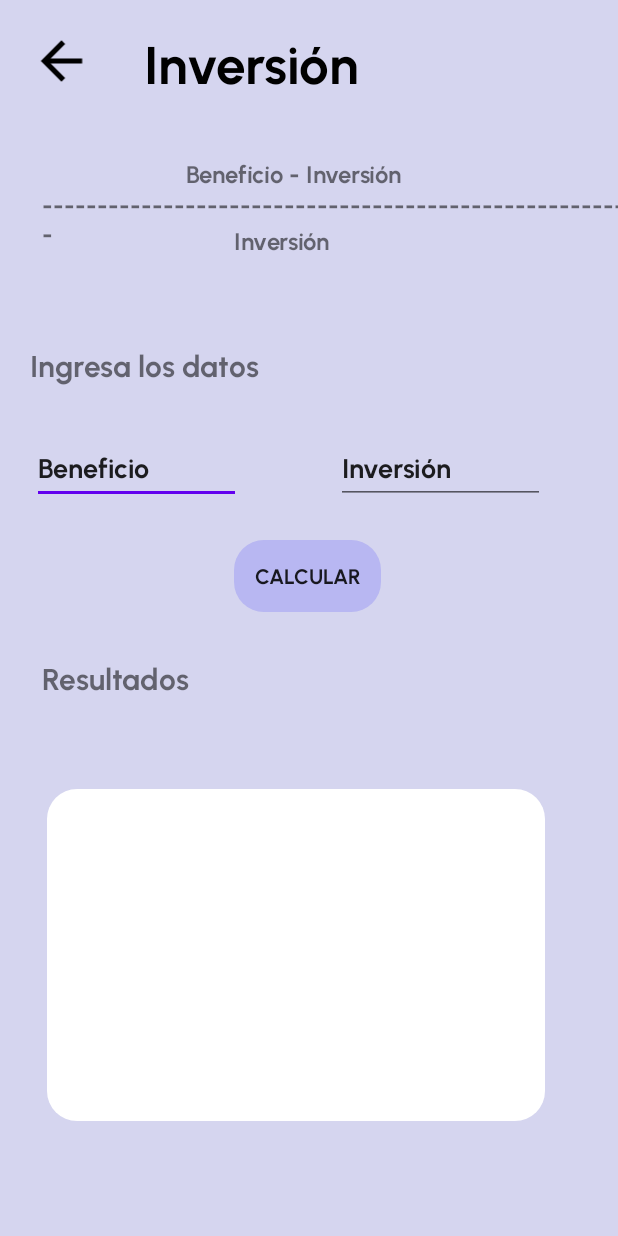
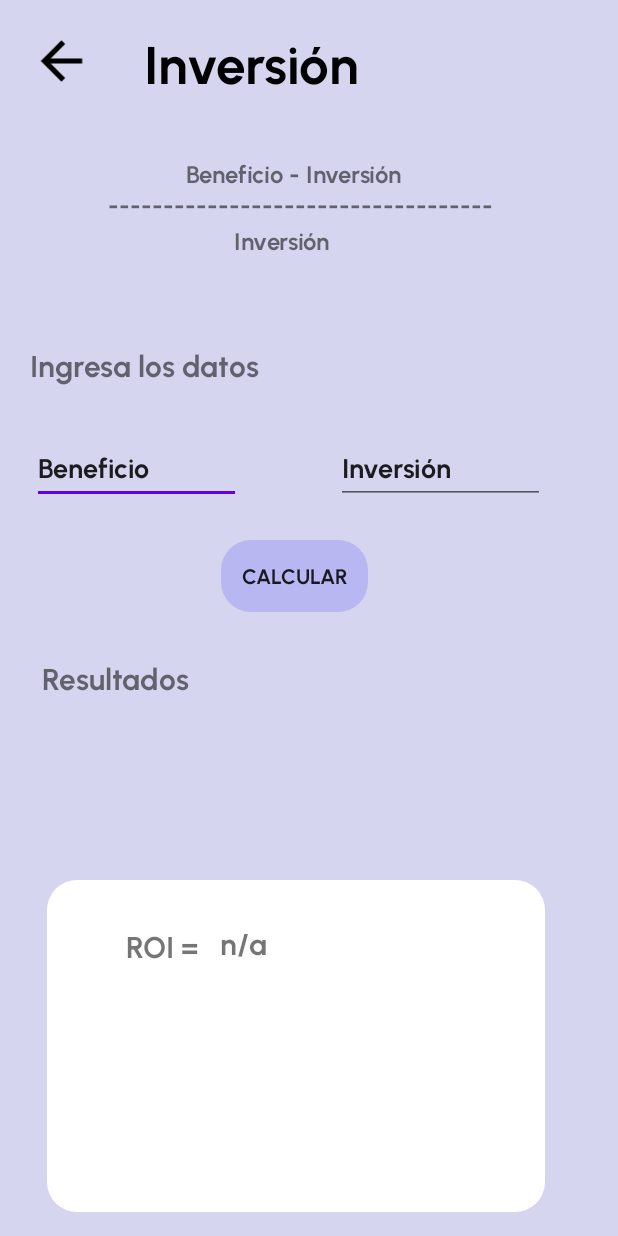
Before and after one commit to KariVI/EnterFiance-App, an Android app: the Investment screen opened directly, with no data from a screen before it, on a phone screen of 412 x 824 dp. Run offline under Robolectric (Android 15) with nearby library versions, the phone set to English and light mode, and no system bars.

Commit message:
Invest funcionalidad

```diff
--- a/app/src/main/java/com/example/enterfiance/Investment.java
+++ b/app/src/main/java/com/example/enterfiance/Investment.java
@@ -3,14 +3,33 @@ package com.example.enterfiance;
 import android.content.Intent;
 import android.os.Bundle;
 import android.view.View;
+import android.widget.Button;
+import android.widget.EditText;
+import android.widget.TextView;
 
 import androidx.appcompat.app.AppCompatActivity;
 
+import com.google.android.material.textfield.TextInputEditText;
+
 public class Investment extends AppCompatActivity {
-
+    Button btCalculate;
     @Override
     protected void onCreate(Bundle savedInstanceState) {
         super.onCreate(savedInstanceState);
         setContentView(R.layout.activity_investment);
+        btCalculate = (Button) findViewById(R.id.btCalculate);
+        btCalculate.setOnClickListener(new View.OnClickListener() {
+            @Override
+            public void onClick(View v) {
+                EditText benefit =  (EditText) findViewById(R.id.benefitInput);
+                EditText investment =  (EditText) findViewById(R.id.investmentInput);
+                float benefitValue =  Integer.parseInt(String.valueOf(benefit.getText()));
+                float investmentValue =  Integer.parseInt(String.valueOf(investment.getText()));
+                float ROI = (benefitValue - investmentValue) / investmentValue;
+                TextView ROIValue =  (TextView) findViewById(R.id.tvRoi);
+                ROIValue.setText(String. valueOf(ROI));
+            }
+        }
+        );
     }
 }
--- a/app/src/main/res/layout/activity_create_account_optional.xml
+++ b/app/src/main/res/layout/activity_create_account_optional.xml
@@ -76,12 +76,13 @@
         android:id="@+id/backgroundTwo"
         android:layout_width="300dp"
         android:layout_height="170dp"
-        android:layout_marginTop="75dp"
-        android:clickable="false"
+        android:layout_marginTop="80dp"
         android:background="@drawable/rounded_corner"
         android:backgroundTint="@color/white"
+        android:clickable="false"
         android:text=""
         app:layout_constraintEnd_toEndOf="parent"
+        app:layout_constraintHorizontal_bias="0.495"
         app:layout_constraintStart_toStartOf="parent"
         app:layout_constraintTop_toBottomOf="@+id/textView6" />
 
--- a/app/src/main/res/layout/activity_investment.xml
+++ b/app/src/main/res/layout/activity_investment.xml
@@ -79,7 +79,39 @@
         android:text="Resultados"
         android:textSize="20sp"
         app:layout_constraintStart_toStartOf="@+id/buttonBackMenu"
-        app:layout_constraintTop_toBottomOf="@+id/button" />
+        app:layout_constraintTop_toBottomOf="@+id/btCalculate" />
+
+    <TextView
+        android:id="@+id/textView26"
+        android:layout_width="wrap_content"
+        android:layout_height="wrap_content"
+        android:layout_marginBottom="164dp"
+        android:elevation="3dp"
+        android:fontFamily="@font/urbanistbold"
+        android:text="ROI = "
+        android:textSize="20sp"
+        app:layout_constraintBottom_toBottomOf="@+id/background"
+        app:layout_constraintEnd_toEndOf="@+id/background"
+        app:layout_constraintHorizontal_bias="0.188"
+        app:layout_constraintStart_toStartOf="@+id/background"
+        app:layout_constraintTop_toBottomOf="@+id/textView20"
+        app:layout_constraintVertical_bias="1.0" />
+
+    <TextView
+        android:id="@+id/tvRoi"
+        android:layout_width="55dp"
+        android:layout_height="28dp"
+        android:layout_marginBottom="164dp"
+        android:elevation="3dp"
+        android:fontFamily="@font/urbanistbold"
+        android:text="n/a"
+        android:textSize="20sp"
+        app:layout_constraintBottom_toBottomOf="@+id/background"
+        app:layout_constraintEnd_toEndOf="@+id/background"
+        app:layout_constraintHorizontal_bias="0.418"
+        app:layout_constraintStart_toStartOf="@+id/background"
+        app:layout_constraintTop_toBottomOf="@+id/textView20"
+        app:layout_constraintVertical_bias="1.0" />
 
     <TextView
         android:id="@+id/textView17"
@@ -109,15 +141,15 @@
         android:id="@+id/textView19"
         android:layout_width="wrap_content"
         android:layout_height="wrap_content"
-        android:layout_marginStart="8dp"
+        android:layout_marginStart="52dp"
         android:fontFamily="@font/urbanistbold"
-        android:text="---------------------------------------------------------"
+        android:text="-----------------------------------"
         android:textSize="16sp"
         app:layout_constraintStart_toStartOf="@+id/buttonBackMenu"
         app:layout_constraintTop_toBottomOf="@+id/textView17" />
 
     <Button
-        android:id="@+id/button"
+        android:id="@+id/btCalculate"
         android:layout_width="98dp"
         android:layout_height="48dp"
         android:layout_marginTop="24dp"
@@ -128,7 +160,7 @@
         android:fontFamily="@font/urbanistbold"
         android:text="Calcular"
         app:layout_constraintEnd_toEndOf="@+id/investmentInput"
-        app:layout_constraintHorizontal_bias="0.992"
+        app:layout_constraintHorizontal_bias="0.925"
         app:layout_constraintStart_toStartOf="@+id/benefitInput"
         app:layout_constraintTop_toBottomOf="@+id/investmentInput"
         app:rippleColor="#B8B7F2"
@@ -148,6 +180,7 @@
         app:layout_constraintEnd_toEndOf="parent"
         app:layout_constraintHorizontal_bias="0.392"
         app:layout_constraintStart_toStartOf="parent"
-        app:layout_constraintTop_toBottomOf="@+id/textView20" />
+        app:layout_constraintTop_toBottomOf="@+id/textView20"
+        app:layout_constraintVertical_bias="1.0" />
 
 </androidx.constraintlayout.widget.ConstraintLayout>
```
